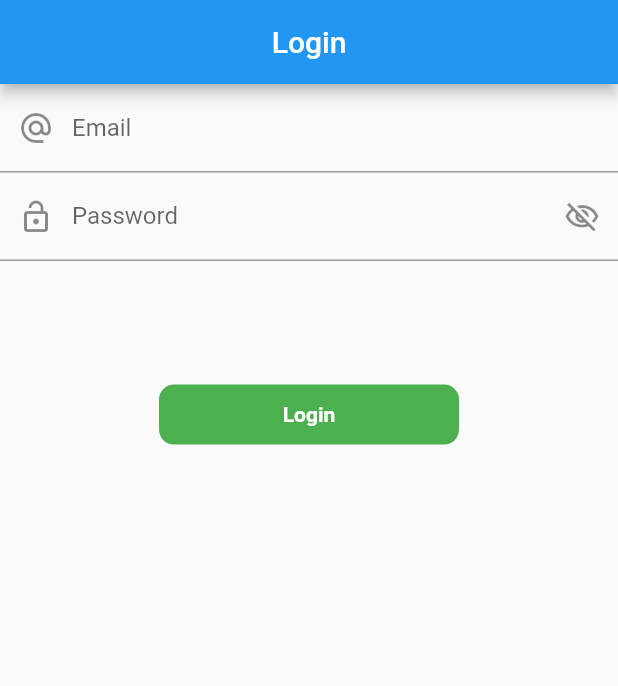
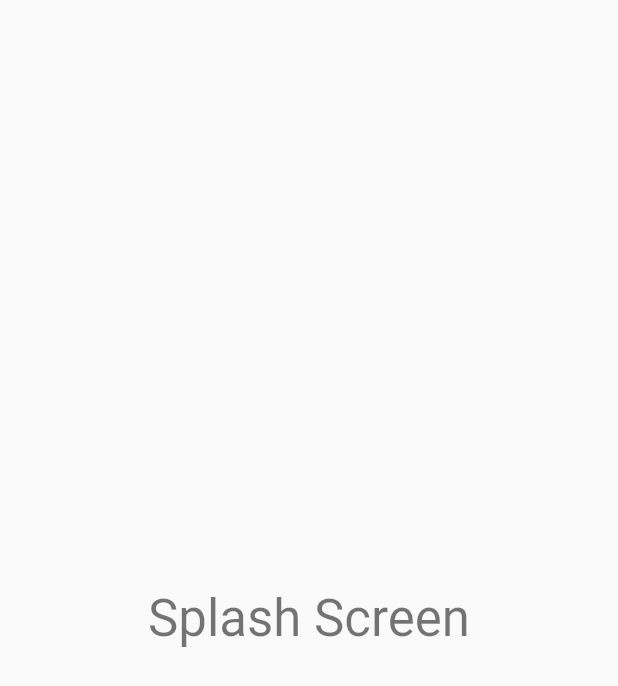
Before and after one commit to Meet92002/Flutter-State-Manegment, a Flutter app: the first screen one second after launch, on a phone screen of 412 x 824 dp. Shown: the top 686 px of the screen. Run offline on Flutter 3.47's test engine with Material 2 defaults, Android fonts, the phone set to English and light mode, and no system bars; our stand-ins replace another_flushbar, fluttertoast, shared_preferences; missing offline and left inert: dart:html, dart:js.

Commit message:
Comit initial

```diff
--- a/lib/main.dart
+++ b/lib/main.dart
@@ -2,6 +2,7 @@ import 'package:app_exceptions/utils/routes/routes.dart';
 import 'package:app_exceptions/utils/routes/routes_name.dart';
 import 'package:app_exceptions/view/login_view.dart';
 import 'package:app_exceptions/view_model/auth_view_model.dart';
+import 'package:app_exceptions/view_model/user_view_model.dart';
 import 'package:flutter/material.dart';
 import 'package:provider/provider.dart';
 
@@ -17,7 +18,8 @@ class MyApp extends StatelessWidget {
   Widget build(BuildContext context) {
     return MultiProvider(
       providers: [
-        ChangeNotifierProvider(create: (_) => AuthViewModel())
+        ChangeNotifierProvider(create: (_) => AuthViewModel()),
+        ChangeNotifierProvider(create: (_) => UserViewModel())
     ],
       child: MaterialApp(
         debugShowCheckedModeBanner: false,
@@ -25,10 +27,9 @@ class MyApp extends StatelessWidget {
         theme: ThemeData(
 
         ),
-        initialRoute: RoutesName.login,
+        initialRoute: RoutesName.splash,
 
         onGenerateRoute: Routes.generateRoute,
-        home: LoginView(),
       ),
     );
   }
--- /dev/null
+++ b/lib/model/user_model.dart
@@ -0,0 +1,18 @@
+class UserModel {
+
+  String? token;
+
+  UserModel({ this.token});
+
+  UserModel.fromJson(Map<String, dynamic> json) {
+
+    token = json['token'];
+  }
+
+  Map<String, dynamic> toJson() {
+    final Map<String, dynamic> data = new Map<String, dynamic>();
+
+    data['token'] = this.token;
+    return data;
+  }
+}
--- a/lib/res/app_url.dart
+++ b/lib/res/app_url.dart
@@ -2,5 +2,5 @@ class AppUrl{
   static var baseUrl ='https://reqres.in';
 
   static var loginEndPoint = baseUrl + '/api/login';
-  static var registerApEndPoint = baseUrl + '/api/login';
+  static var registerApEndPoint = baseUrl + '/api/register';
 }
--- a/lib/respository/auth_repository.dart
+++ b/lib/respository/auth_repository.dart
@@ -16,7 +16,7 @@ class AuthRepository{
   }
 }
 
-  Future<dynamic>registerApi(dynamic data)async{
+  Future<dynamic>signUpApi(dynamic data)async{
 
     try{
       dynamic response = await _apiServices.getpostApiResponse(AppUrl.registerApEndPoint,data);
--- a/lib/utils/routes/routes.dart
+++ b/lib/utils/routes/routes.dart
@@ -1,6 +1,8 @@
 import 'package:app_exceptions/utils/routes/routes_name.dart';
 import 'package:app_exceptions/view/home_screen.dart';
 import 'package:app_exceptions/view/login_view.dart';
+import 'package:app_exceptions/view/signp_view.dart';
+import 'package:app_exceptions/view/splash_view.dart';
 import 'package:flutter/cupertino.dart';
 import 'package:flutter/material.dart';
 
@@ -10,10 +12,14 @@ class Routes{
     final argume = settings.arguments;
 
     switch(settings.name){
+      case RoutesName.splash:
+        return MaterialPageRoute(builder: (BuildContext context)=> const SplashView());
       case RoutesName.home:
         return MaterialPageRoute(builder: (BuildContext context)=> const HomeScreen());
       case RoutesName.login:
         return MaterialPageRoute(builder: (BuildContext context)=> const LoginView());
+      case RoutesName.signUp:
+        return MaterialPageRoute(builder: (BuildContext context)=> const SignUpView());
       default:
         return MaterialPageRoute(builder: (_){
           return Scaffold(
--- a/lib/utils/routes/routes_name.dart
+++ b/lib/utils/routes/routes_name.dart
@@ -1,4 +1,6 @@
 class RoutesName{
   static const String login ='login_screen';
   static const String home='home_screen';
+  static const String signUp='signup_screen';
+  static const String splash='splash_view';
 }
--- /dev/null
+++ b/lib/view/splash_view.dart
@@ -0,0 +1,27 @@
+import 'package:app_exceptions/view/services/splash_services.dart';
+import 'package:flutter/material.dart';
+class SplashView extends StatefulWidget {
+  const SplashView({Key? key}) : super(key: key);
+
+  @override
+  State<SplashView> createState() => _SplashViewState();
+}
+
+class _SplashViewState extends State<SplashView> {
+
+  SplashServices splashServices = SplashServices();
+  @override
+  void initState() {
+    // TODO: implement initState
+    super.initState();
+    splashServices.checkAuthentication(context);
+  }
+  @override
+  Widget build(BuildContext context) {
+    return Scaffold(
+     body: Center(
+      child: Text('Splash Screen',style: Theme.of(context).textTheme.headline4,),
+     ),
+    );
+  }
+}
--- a/pubspec.yaml
+++ b/pubspec.yaml
@@ -39,6 +39,7 @@ dependencies:
   another_flushbar: ^1.12.30
   http: ^1.0.0
   provider: ^6.0.5
+  shared_preferences:
 dev_dependencies:
   flutter_test:
     sdk: flutter
```
Also changed, not shown: lib/view/home_screen.dart (+17 -4 lines), lib/view/login_view.dart (+12 -4 lines), lib/view/services/splash_services.dart (added, +28 -0 lines), lib/view/signp_view.dart (added, +134 -0 lines), lib/view_model/auth_view_model.dart (+29 -0 lines), lib/view_model/user_view_model.dart (added, +26 -0 lines), pubspec.lock, 1 other file.
